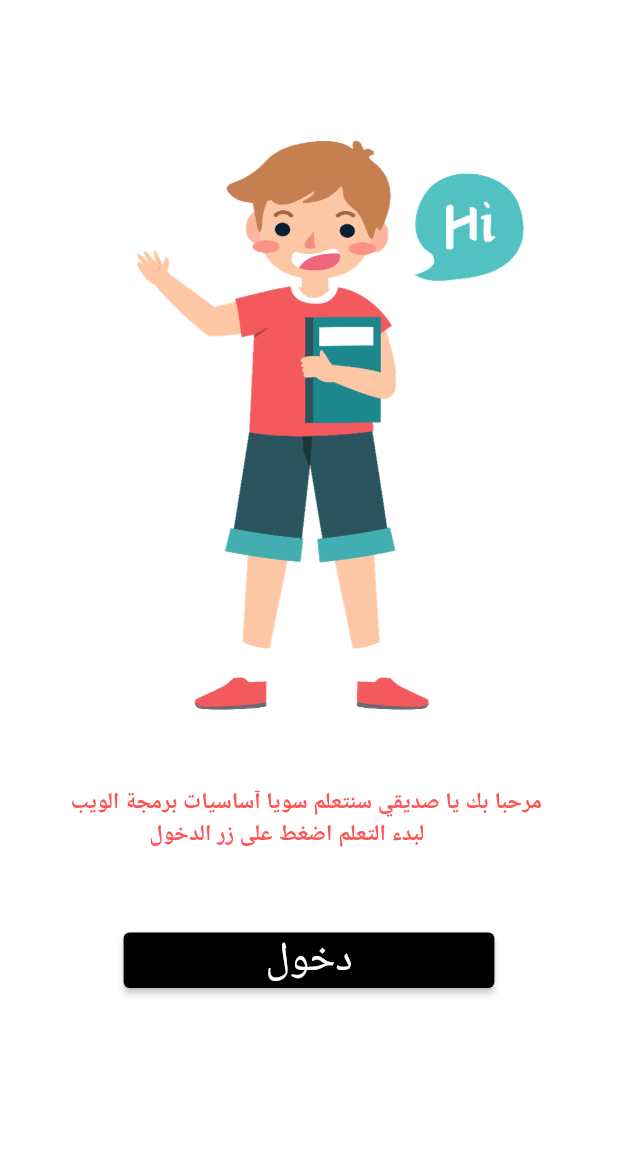
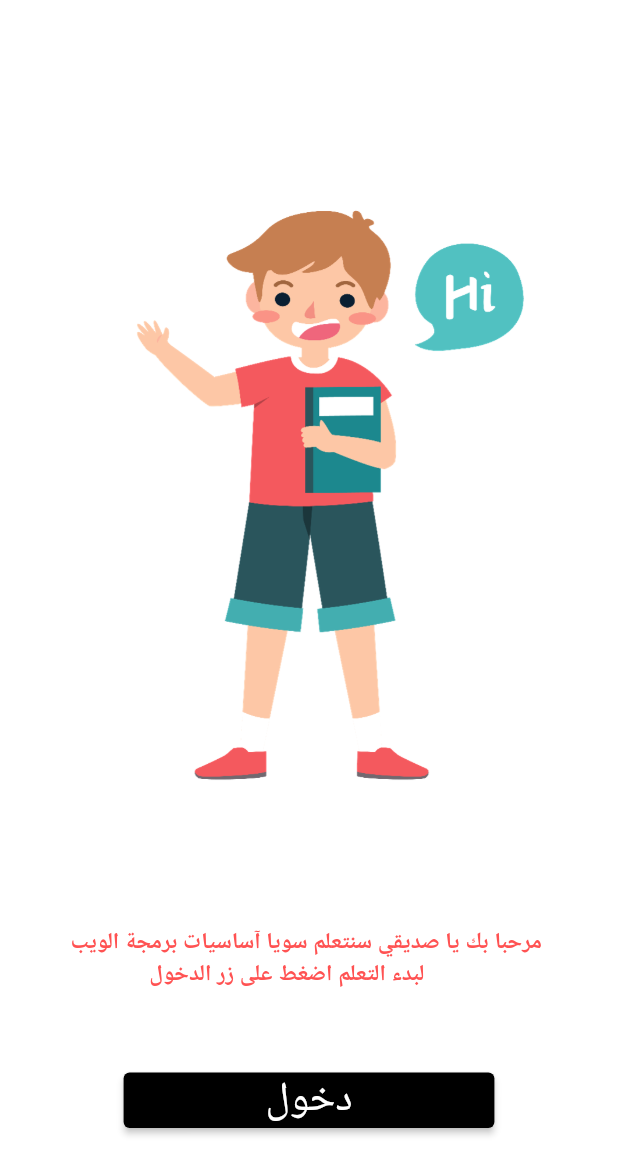
Before and after one commit to AnasKhaled1876/Intro-to-HTML, a Flutter app: the screen it shows after launch, on a phone screen of 412 x 824 dp. Shown: the top 1175 px of the screen. Run offline on Flutter 3.47's test engine with Material 2 defaults, Android fonts, the phone set to English and light mode, and no system bars; our stand-ins replace cloud_firestore, firebase_core, shared_preferences, sizer, sqflite, youtube_player_flutter; accounts and stored records are empty.

Commit message:
Adjusting Sizes

```diff
--- a/lib/intro_page.dart
+++ b/lib/intro_page.dart
@@ -1,5 +1,4 @@
 import 'dart:async';
-
 import 'package:flutter/material.dart';
 import 'package:intro_to_html/home_page.dart';
 import 'package:sizer/sizer.dart';
@@ -14,14 +13,14 @@ class IntroPage extends StatefulWidget {
 class _IntroPageState extends State<IntroPage> {
   bool welcomed = false;
 
-
-  void animateAfterWait(){
+  void animateAfterWait() {
     Timer(const Duration(seconds: 2), () {
-      setState((){
-        welcomed=true;
+      setState(() {
+        welcomed = true;
       });
     });
   }
+
   @override
   Widget build(BuildContext context) {
     animateAfterWait();
@@ -30,7 +29,8 @@ class _IntroPageState extends State<IntroPage> {
       firstChild: Center(child: Image.asset("assets/intro-pic.png")),
       duration: const Duration(seconds: 1),
       secondChild: const IntroWidget(),
-      crossFadeState: welcomed ? CrossFadeState.showSecond :CrossFadeState.showFirst,
+      crossFadeState:
+          welcomed ? CrossFadeState.showSecond : CrossFadeState.showFirst,
     ));
   }
 }
@@ -47,7 +47,11 @@ class IntroWidget extends StatelessWidget {
         SizedBox(
           height: 10.h,
         ),
-        Image.asset("assets/Welcome.png"),
+        SizedBox(
+          width: 100.w,
+          height: 60.h,
+          child: Image.asset("assets/Welcome.png"),
+        ),
         SizedBox(
           height: 5.h,
         ),
```
